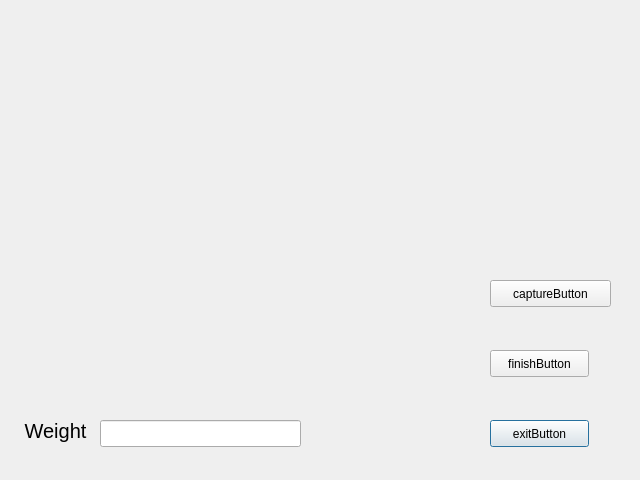
First picture: the form in ruku.ui, repository idontlikelongname/qi_tao_gui, before the edit.
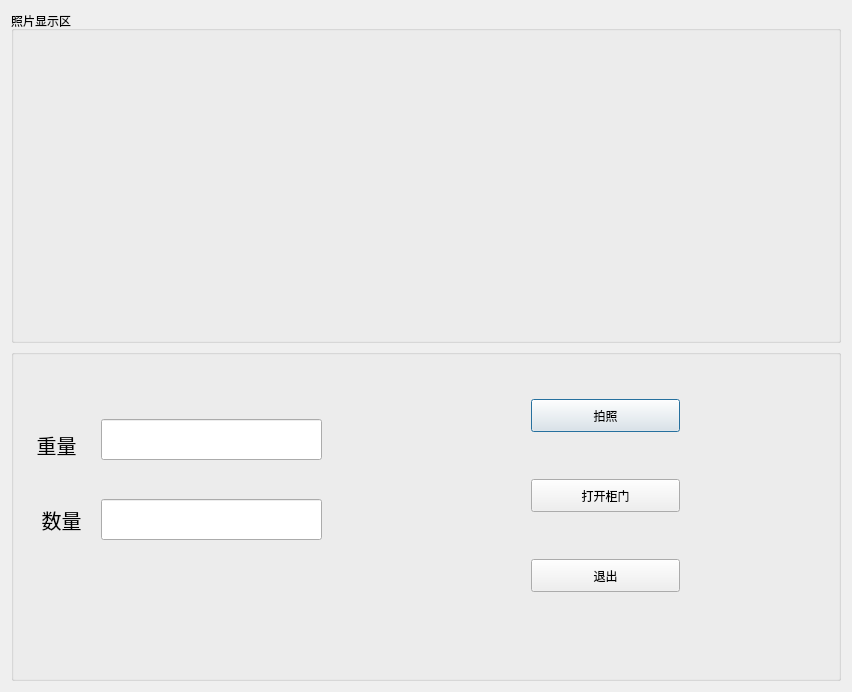
Second picture: the form after the edit.

Commit message: 完成界面优化工作

What changed in the file:
```diff
--- a/ruku.ui
+++ b/ruku.ui
@@ -6,59 +6,59 @@
    <rect>
     <x>0</x>
     <y>0</y>
-    <width>640</width>
-    <height>480</height>
+    <width>852</width>
+    <height>692</height>
    </rect>
   </property>
   <property name="windowTitle">
    <string>Dialog</string>
   </property>
+  <layout class="QGridLayout" name="gridLayout">
+   <item row="0" column="0">
+    <widget class="QGroupBox" name="groupBox_2">
+     <property name="title">
+      <string>照片显示区</string>
+     </property>
+     <widget class="QLabel" name="previousImage">
+      <property name="geometry">
+       <rect>
+        <x>360</x>
+        <y>30</y>
+        <width>171</width>
+        <height>171</height>
+       </rect>
+      </property>
+      <property name="text">
+       <string/>
+      </property>
+     </widget>
   <widget class="QLabel" name="cameraImage">
    <property name="geometry">
     <rect>
-     <x>10</x>
-     <y>20</y>
-     <width>381</width>
-     <height>221</height>
+        <x>50</x>
+        <y>30</y>
+        <width>201</width>
+        <height>171</height>
     </rect>
    </property>
    <property name="text">
     <string/>
    </property>
   </widget>
-  <widget class="QPushButton" name="exitButton">
-   <property name="geometry">
-    <rect>
-     <x>490</x>
-     <y>420</y>
-     <width>99</width>
-     <height>27</height>
-    </rect>
-   </property>
-   <property name="text">
-    <string>exitButton</string>
-   </property>
-  </widget>
-  <widget class="QPushButton" name="finishButton">
-   <property name="geometry">
-    <rect>
-     <x>490</x>
-     <y>350</y>
-     <width>99</width>
-     <height>27</height>
-    </rect>
-   </property>
-   <property name="text">
-    <string>finishButton</string>
-   </property>
-  </widget>
-  <widget class="QLabel" name="label">
+    </widget>
+   </item>
+   <item row="1" column="0">
+    <widget class="QGroupBox" name="groupBox">
+     <property name="title">
+      <string/>
+     </property>
+     <widget class="QLabel" name="label_2">
    <property name="geometry">
     <rect>
-     <x>10</x>
-     <y>410</y>
+        <x>0</x>
+        <y>80</y>
      <width>91</width>
-     <height>41</height>
+        <height>31</height>
     </rect>
    </property>
    <property name="font">
@@ -67,19 +67,34 @@
     </font>
    </property>
    <property name="text">
-    <string>Weight</string>
+       <string>重量</string>
    </property>
    <property name="alignment">
     <set>Qt::AlignCenter</set>
    </property>
   </widget>
+     <widget class="QLineEdit" name="lineEdit_2">
+      <property name="geometry">
+       <rect>
+        <x>90</x>
+        <y>70</y>
+        <width>221</width>
+        <height>41</height>
+       </rect>
+      </property>
+      <property name="font">
+       <font>
+        <pointsize>13</pointsize>
+       </font>
+      </property>
+     </widget>
   <widget class="QLineEdit" name="lineEdit">
    <property name="geometry">
     <rect>
-     <x>100</x>
-     <y>420</y>
-     <width>201</width>
-     <height>27</height>
+        <x>90</x>
+        <y>150</y>
+        <width>221</width>
+        <height>41</height>
     </rect>
    </property>
    <property name="font">
@@ -88,32 +103,69 @@
     </font>
    </property>
   </widget>
-  <widget class="QLabel" name="previousImage">
+     <widget class="QLabel" name="label">
    <property name="geometry">
     <rect>
-     <x>410</x>
-     <y>10</y>
-     <width>221</width>
-     <height>121</height>
-    </rect>
-   </property>
+        <x>10</x>
+        <y>150</y>
+        <width>81</width>
+        <height>41</height>
+       </rect>
+      </property>
+      <property name="font">
+       <font>
+        <pointsize>15</pointsize>
+       </font>
+      </property>
    <property name="text">
-    <string/>
+       <string>数量</string>
+      </property>
+      <property name="alignment">
+       <set>Qt::AlignCenter</set>
    </property>
   </widget>
   <widget class="QPushButton" name="captureButton">
    <property name="geometry">
     <rect>
-     <x>490</x>
-     <y>280</y>
-     <width>121</width>
-     <height>27</height>
+        <x>520</x>
+        <y>50</y>
+        <width>149</width>
+        <height>33</height>
     </rect>
    </property>
    <property name="text">
-    <string>captureButton</string>
-   </property>
-  </widget>
+       <string>拍照</string>
+      </property>
+     </widget>
+     <widget class="QPushButton" name="finishButton">
+      <property name="geometry">
+       <rect>
+        <x>520</x>
+        <y>130</y>
+        <width>149</width>
+        <height>33</height>
+       </rect>
+      </property>
+      <property name="text">
+       <string>打开柜门</string>
+      </property>
+     </widget>
+     <widget class="QPushButton" name="exitButton">
+      <property name="geometry">
+       <rect>
+        <x>520</x>
+        <y>210</y>
+        <width>149</width>
+        <height>33</height>
+       </rect>
+      </property>
+      <property name="text">
+       <string>退出</string>
+      </property>
+     </widget>
+    </widget>
+   </item>
+  </layout>
  </widget>
  <resources/>
  <connections/>
```
Lines whose indentation alone changed are shown as unchanged. The commit also changes 7 other files.
